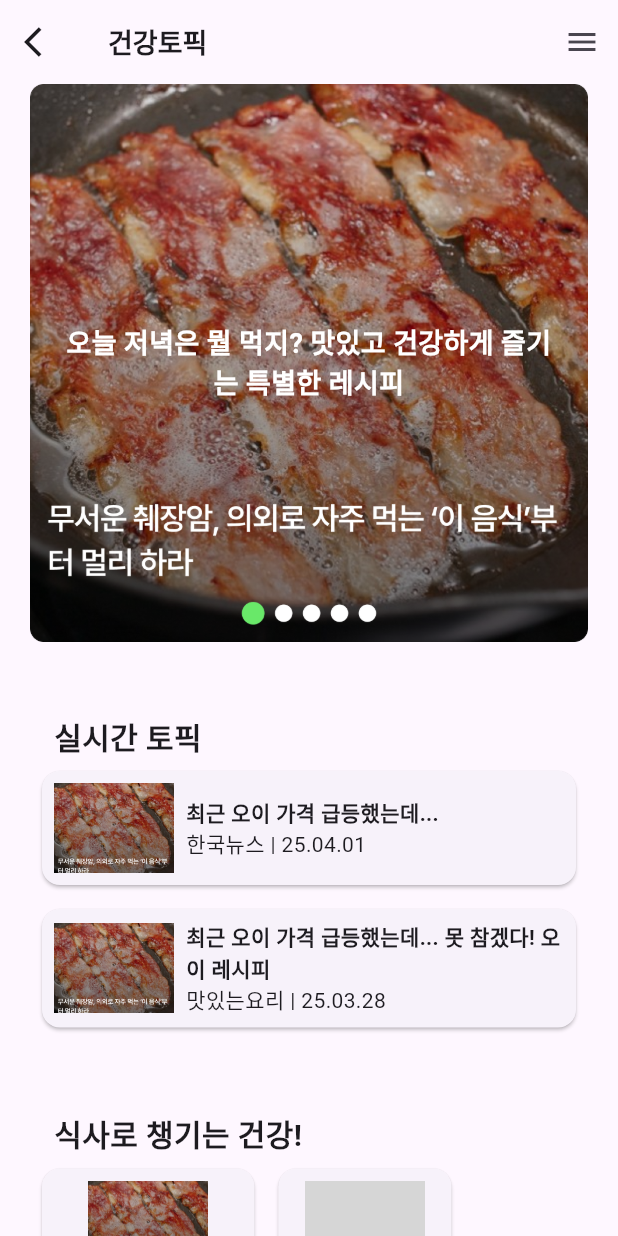
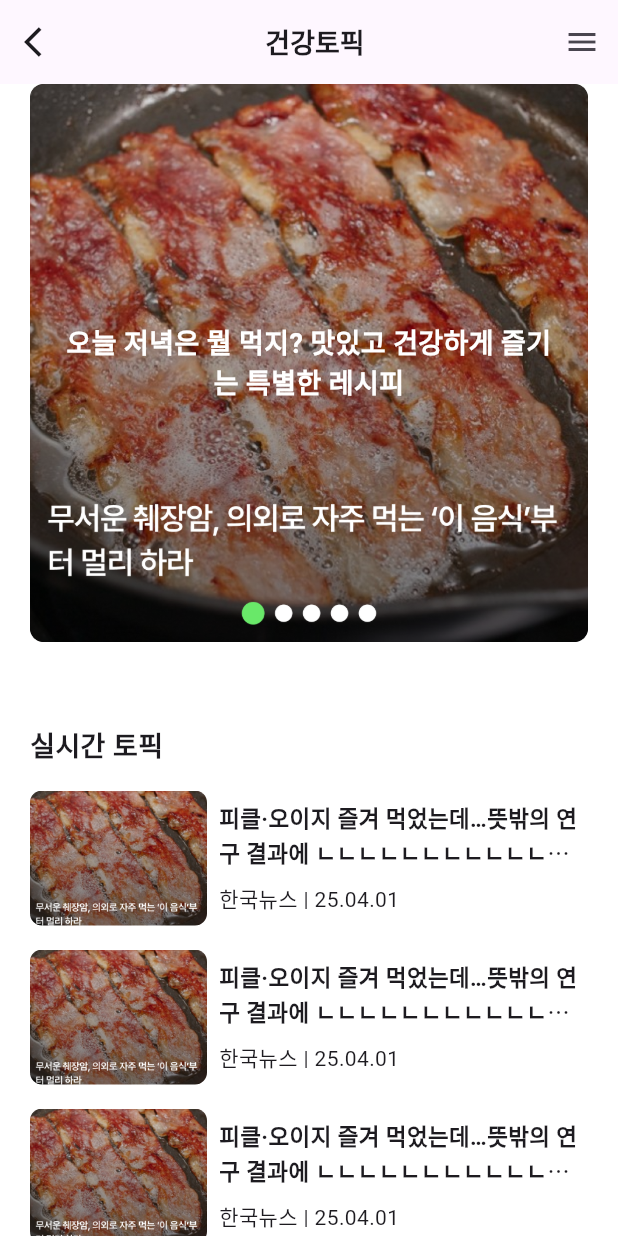
Before and after one commit to BaekChanWoo/lifefit, a Flutter app: the Healthtopic screen opened directly, on a phone screen of 412 x 824 dp. Run offline on Flutter 3.47's test engine with Material 3 defaults, Android fonts, the phone set to English and light mode, and no system bars; our stand-ins replace table_calendar; grey boxes are pictures that could not be loaded.

Commit message:
건강토픽

```diff
--- a/lib/screen/healthtopic.dart
+++ b/lib/screen/healthtopic.dart
@@ -15,26 +15,41 @@ class _HealthtopicState extends State<Healthtopic> {
   @override
   Widget build(BuildContext context) {
     return Scaffold(
+      backgroundColor: Colors.white,
       appBar: AppBar(
         leading: Icon(Icons.arrow_back_ios),
-        title: Text('건강토픽', style: TextStyle(fontSize: 18.0, fontWeight: FontWeight.bold),textAlign: TextAlign.center),
+        title: Center(
+          child: Text(
+            '건강토픽',
+            style: TextStyle(fontSize: 18.0, fontWeight: FontWeight.bold),
+            textAlign: TextAlign.center,
+          ),
+        ),
         actions: [
-          IconButton(icon: Icon(Icons.menu), onPressed: () {}),
+          IconButton(icon: Icon(Icons.menu), onPressed: () {}), // 메뉴...
         ],
       ),
 
 
       body: SingleChildScrollView(
-        padding: EdgeInsets.symmetric(horizontal: 20),//마진
+        padding: EdgeInsets.symmetric(horizontal: 20), // 마진
         child: Column(
           crossAxisAlignment: CrossAxisAlignment.start,
           children: [
+
 
             // 최 상단 이미지 및 텍스트
             Stack(
               alignment: Alignment.center,
               children: [
-                Image.asset(test1Image, width: double.infinity, fit: BoxFit.cover),
+                ClipRRect( // 이미지 모서리를 둥글게 처리하기 위해 ClipRRect 사용
+                  borderRadius: BorderRadius.circular(8.0),
+                  child: Image.asset(test1Image,
+                      width: double.infinity,
+                      fit: BoxFit.cover),
+                ),
+                Image.asset(test1Image,
+                    width: double.infinity, fit: BoxFit.cover),
                 Padding(
                   padding: const EdgeInsets.all(16.0),
                   child: Text(
@@ -54,127 +69,145 @@ class _HealthtopicState extends State<Healthtopic> {
 
             // 실시간 토픽 섹션
             Padding(
-              padding: const EdgeInsets.symmetric(horizontal: 16.0),
-              child: Text('실시간 토픽', style: TextStyle(fontSize: 20.0, fontWeight: FontWeight.bold)),
+              padding: const EdgeInsets.symmetric(vertical: 8.0),
+              child: Text('실시간 토픽',
+                  style:
+                      TextStyle(fontSize: 18.0, fontWeight: FontWeight.bold)),
             ),
-            Card(
-              margin: EdgeInsets.all(8.0),
-              child: Padding(
-                padding: const EdgeInsets.all(8.0),
+            SizedBox(
+                height: 500.0,
+                child: ListView.builder(
+                    scrollDirection: Axis.vertical,
+                    itemCount: 4, // 예시 아이템 수
+                    itemBuilder: (context, index) {
+                      return Card(shape: ContinuousRectangleBorder(// [모서리 살짝 둥글게 사용]
+                        borderRadius: BorderRadius.circular(16.0), // [둥글기 설정]
+                      ),
+                        elevation: 0.0, //그림자 깊이
+                        color: Colors.white, // [색상 지정]
+                        margin: EdgeInsets.symmetric(vertical: 8.0),
                             child: Row(
                               children: [
-                    Image.asset(test1Image, width: 80.0, height: 60.0, fit: BoxFit.cover),
+                                ClipRRect( // 이미지 모서리를 둥글게 처리하기 위해 ClipRRect 사용
+                                  borderRadius: BorderRadius.circular(8.0),
+                                  child: Image.asset(
+                                    test1Image,
+                                    width: 118.0,
+                                    height: 90.0,
+                                    fit: BoxFit.cover,
+                                  ),
+                                ),
                                 SizedBox(width: 8.0),
                                 Expanded(
                                   child: Column(
                                     crossAxisAlignment: CrossAxisAlignment.start,
                                     children: [
-                          Text('최근 오이 가격 급등했는데...', style: TextStyle(fontWeight: FontWeight.bold)),
+                                      Text('피클·오이지 즐겨 먹었는데…뜻밖의 연구 결과에 ㄴㄴㄴㄴㄴㄴㄴㄴㄴㄴㄴㄴㄴㄴㄴㄴㄴㄴㄴㄴㄴㄴㄴㄴㄴㄴㄴㄴㄴㄴㄴㄴㄴㄴㄴㄴㄴㄴㄴㄴㄴㄴ',
+                                          style: TextStyle(fontSize: 15.0,
+                                              fontWeight: FontWeight.bold), overflow: TextOverflow.ellipsis,
+                                          maxLines: 2),
+                                      SizedBox(height: 8.0),
                                       Text('한국뉴스 | 25.04.01'),
                                     ],
                                   ),
                                 ),
                               ],
                             ),
-              ),
-            ),
-            Card(
-              margin: EdgeInsets.all(8.0),
-              child: Padding(
-                padding: const EdgeInsets.all(8.0),
-                child: Row(
-                  children: [
-                    Image.asset(test1Image, width: 80.0, height: 60.0, fit: BoxFit.cover),
-                    SizedBox(width: 8.0),
-                    Expanded(
-                      child: Column(
-                        crossAxisAlignment: CrossAxisAlignment.start,
-                        children: [
-                          Text('최근 오이 가격 급등했는데... 못 참겠다! 오이 레시피', style: TextStyle(fontWeight: FontWeight.bold)),
-                          Text('맛있는요리 | 25.03.28'),
-                        ],
-                      ),
-                    ),
-                  ],
-                ),
-              ),
-            ),
-            // ... (나머지 실시간 토픽 카드들 추가)
+                          );
+                    })),
             SizedBox(height: 48.0),
 
-
-            // 식사/운동 추천 섹션
+            // 식사 추천 섹션
             Padding(
-              padding: const EdgeInsets.symmetric(horizontal: 16.0),
-              child: Text('식사로 챙기는 건강!', style: TextStyle(fontSize: 20.0, fontWeight: FontWeight.bold)),
+              padding: const EdgeInsets.symmetric(vertical: 8.0),
+              child: Text('식사로 챙기는 건강!',
+                  style:
+                      TextStyle(fontSize: 18.0, fontWeight: FontWeight.bold)),
             ),
             SizedBox(
-              height: 120.0,
+                height: 300.0,
                 child: ListView.builder(
                     scrollDirection: Axis.horizontal,
-                itemCount: 2, // 예시 아이템 수
+                    itemCount: 5, // 예시 아이템 수
                     itemBuilder: (context, index) {
-                  if (index == 0) {
-                    return Card(
-                      margin: EdgeInsets.all(8.0),
+                      return Card(shape: ContinuousRectangleBorder(// [모서리 살짝 둥글게 사용]
+                        borderRadius: BorderRadius.circular(16.0), // [둥글기 설정]
+                      ),
+                        elevation: 4.0, //그림자 깊이
+                        color: Colors.white, // [색상 지정]
+
                         child: Padding(
                           padding: const EdgeInsets.all(8.0),
                           child: Column(
-                          children: [
-                            Image.asset(test1Image, width: 80.0, height: 60.0, fit: BoxFit.cover),
+                            children: [ClipRRect( // 이미지 모서리를 둥글게 처리하기 위해 ClipRRect 사용
+                              borderRadius: BorderRadius.circular(8.0),
+                              child: Image.asset(test1Image,
+                                  width: 154.0,
+                                  height: 154.0,
+                                  fit: BoxFit.cover),
+                              ),
                               SizedBox(height: 8.0),
                               Text('상큼한 샐러드 레시피', textAlign: TextAlign.center),
                             ],
                           ),
                         ),
                       );
-                  } else {
-                    return Card(
-                      margin: EdgeInsets.all(8.0),
-                      child: Padding(
-                        padding: const EdgeInsets.all(8.0),
-                        child: Column(
-                          children: [
-                            Image.asset('assets/exercise.jpg', width: 80.0, height: 60.0, fit: BoxFit.cover), // 예시 운동 이미지
-                            SizedBox(height: 8.0),
-                            Text('오늘의 추천 운동', textAlign: TextAlign.center),
-                          ],
-                        ),
-                      ),
-                    );
-                  }
-                },
-              ),
-            ),
+                    })),
             SizedBox(height: 48.0),
 
-
-            // 운동 관련 영상 및 화보 섹션
+            // 영상 섹션
             Padding(
-              padding: const EdgeInsets.symmetric(horizontal: 16.0),
-              child: Text('영상으로 보는 건강지식', style: TextStyle(fontSize: 20.0, fontWeight: FontWeight.bold)),
+              padding: const EdgeInsets.symmetric(vertical: 8.0),
+              child: Text('영상으로 보는 건강지식',
+                  style:
+                      TextStyle(fontSize: 18.0, fontWeight: FontWeight.bold)),
             ),
             SizedBox(
-              height: 150.0,
+              height: 290.0,
               child: ListView.builder(
                 scrollDirection: Axis.horizontal,
                 itemCount: 5, // 예시 아이템 수
                 itemBuilder: (context, index) {
                   return Card(
-                    margin: EdgeInsets.all(8.0),
+                    shape: ContinuousRectangleBorder(// [모서리 살짝 둥글게 사용]
+                      borderRadius: BorderRadius.circular(16.0), // [둥글기 설정]
+                    ),
+                    elevation: 0.0, //그림자 깊이
+                    color: Colors.white, // [색상 지정]
+
                     child: Column(
                       crossAxisAlignment: CrossAxisAlignment.start,
                       children: [
                         Stack(
                           alignment: Alignment.center,
                           children: [
-                            Image.asset(test1Image, width: 150.0, height: 100.0, fit: BoxFit.cover),
-                            Icon(Icons.play_circle_fill, color: Colors.white.withOpacity(0.8), size: 30.0),
+                            ClipRRect( // 이미지 모서리를 둥글게 처리하기 위해 ClipRRect 사용
+                              borderRadius: BorderRadius.circular(4.0),
+                              child: Image.asset(test1Image,
+                                  width: 290.0,
+                                  height: 164.0,
+                                  fit: BoxFit.cover),
+                            ),
+                            Icon(Icons.play_circle_fill,
+                                color: Colors.white, size: 60.0),
                           ],
                         ),
                         Padding(
                           padding: const EdgeInsets.all(8.0),
-                          child: Text('초보자를 위한 필라테스', style: TextStyle(fontSize: 12.0)),
+                          child: SizedBox(
+                            width: 274.0,
+                            child: Column(
+                              crossAxisAlignment: CrossAxisAlignment.start,
+                              children: [
+                                Text('\'저탄고지\' 다이어트 효과 있을까? 제대로 알고 시작하세요sssssssssssssssssssssssssssssssssssssssss',
+                                    style:
+                                        TextStyle(fontWeight: FontWeight.bold),overflow: TextOverflow.ellipsis,
+                                    maxLines: 2),
+                                SizedBox(height: 8.0),
+                                Text('△△△ 영양사'),
+                              ],
+                            ),
+                          ),
                         ),
                       ],
                     ),
@@ -184,58 +217,49 @@ class _HealthtopicState extends State<Healthtopic> {
             ),
             SizedBox(height: 48.0),
 
-
             // 전문가 칼럼 섹션
             Padding(
-              padding: const EdgeInsets.symmetric(horizontal: 16.0),
-              child: Text('전문가와 함께하는 건강 이야기', style: TextStyle(fontSize: 20.0, fontWeight: FontWeight.bold)),
+              padding: const EdgeInsets.symmetric(vertical: 8.0),
+              child: Text('전문가와 함께하는 건강 이야기',
+                  style:
+                      TextStyle(fontSize: 18.0, fontWeight: FontWeight.bold)),
             ),
-            Card(
-              margin: EdgeInsets.all(8.0),
-              child: Padding(
-                padding: const EdgeInsets.all(8.0),
+            SizedBox(
+                height: 300.0,
+                child: ListView.builder(
+                    scrollDirection: Axis.vertical,
+                    itemCount: 2, // 예시 아이템 수
+                    itemBuilder: (context, index) {
+                      return Card(shape: ContinuousRectangleBorder(// [모서리 살짝 둥글게 사용]
+                        borderRadius: BorderRadius.circular(16.0), // [둥글기 설정]
+                      ),
+                        elevation: 2.0, //그림자 깊이
+                        color: Colors.white, // [색상 지정]
                           child: Row(
                             children: [
-                    CircleAvatar(
-                      backgroundImage: AssetImage(test2Image),
+                              ClipRRect( // 이미지 모서리를 둥글게 처리하기 위해 ClipRRect 사용
+                                borderRadius: BorderRadius.circular(8.0),
+                                child: Image.asset(test1Image,
+                                    width: 80.0,
+                                    height: 130.0,
+                                    fit: BoxFit.cover),
                               ),
                               SizedBox(width: 8.0),
                               Expanded(
                                 child: Column(
                                   crossAxisAlignment: CrossAxisAlignment.start,
                                   children: [
-                          Text('\'물 단식\' 다이어트 유행? 건강 지키려면 차라리 \'이것\'', style: TextStyle(fontWeight: FontWeight.bold)),
+                                    Text('\'물 단식\' 다이어트 유행? 건강 지키려면 차라리 \'이것\'',
+                                        style: TextStyle(
+                                            fontWeight: FontWeight.bold)),
                                     Text('OOO 박사'),
                                   ],
                                 ),
                               ),
                             ],
                           ),
-              ),
-            ),
-            Card(
-              margin: EdgeInsets.all(8.0),
-              child: Padding(
-                padding: const EdgeInsets.all(8.0),
-                child: Row(
-                  children: [
-                    CircleAvatar(
-                      backgroundImage: AssetImage(test2Image),
-                    ),
-                    SizedBox(width: 8.0),
-                    Expanded(
-                      child: Column(
-                        crossAxisAlignment: CrossAxisAlignment.start,
-                        children: [
-                          Text('\'저탄고지\' 다이어트 효과 있을까? 제대로 알고 시작하세요', style: TextStyle(fontWeight: FontWeight.bold)),
-                          Text('△△△ 영양사'),
-                        ],
-                      ),
-                    ),
-                  ],
-                ),
-              ),
-            ),
+                        );
+                    })),
             SizedBox(height: 16.0),
           ],
         ),
```
Lines whose indentation alone changed are shown as unchanged.
